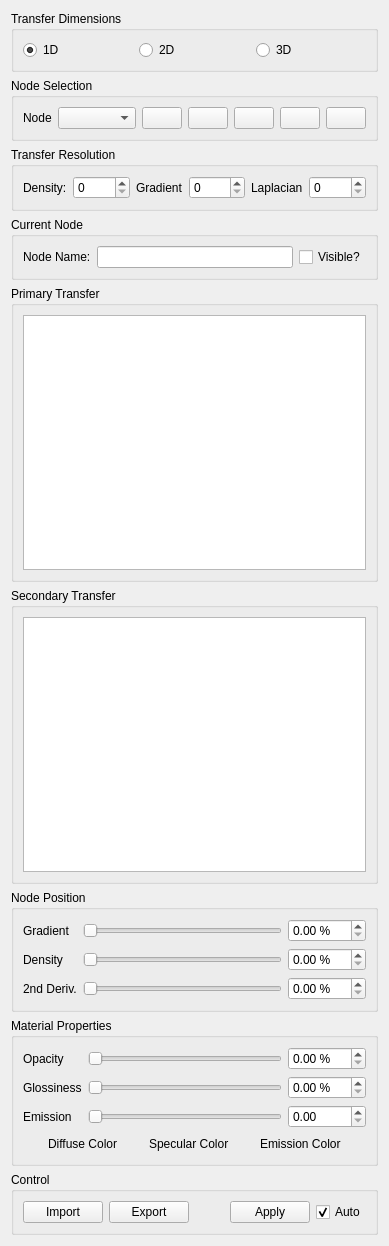
Above: Source/VoxRender/Interface/transferwidget.ui from nagyistoce/voxrender before the change. Below: the same form after it.
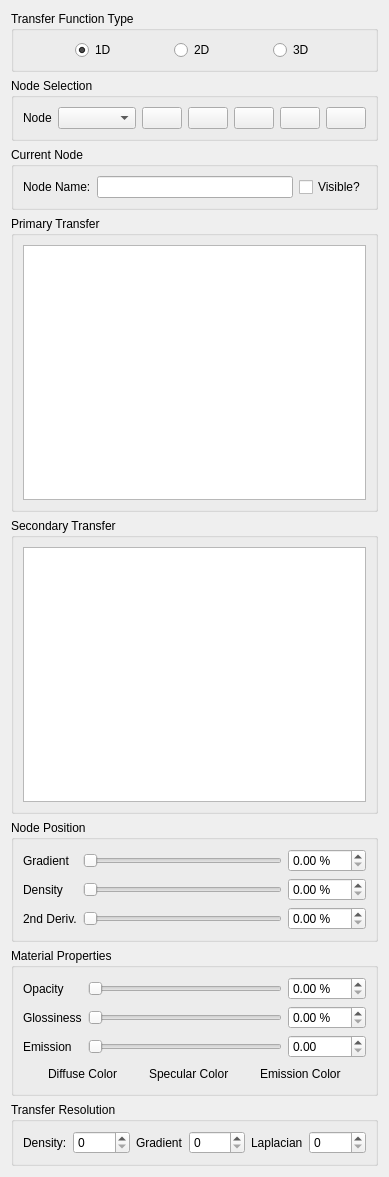
That is the form after the change. Icons and pictures are not drawn.

Commit message: - Removed old histogramitem class (no longer used) - Continued development on TransferWidget (partly as prep for implementing undo/redo + it isn't fully implemented) - Fixed RenderParams not defaulting to dirty on creation (inconsistent behavior) - Continued refactoring for new scene change event / locking mechanisms

The edit to the form file:
```diff
--- a/Source/VoxRender/Interface/transferwidget.ui
+++ b/Source/VoxRender/Interface/transferwidget.ui
@@ -7,7 +7,7 @@
     <x>0</x>
     <y>0</y>
     <width>389</width>
-    <height>1169</height>
+    <height>1110</height>
    </rect>
   </property>
   <property name="windowTitle">
@@ -17,9 +17,22 @@
    <item>
     <widget class="QGroupBox" name="groupBox_transferDim">
      <property name="title">
-      <string>Transfer Dimensions</string>
+      <string>Transfer Function Type</string>
      </property>
      <layout class="QHBoxLayout" name="horizontalLayout">
+      <item>
+       <spacer name="horizontalSpacer">
+        <property name="orientation">
+         <enum>Qt::Horizontal</enum>
+        </property>
+        <property name="sizeHint" stdset="0">
+         <size>
+          <width>40</width>
+          <height>20</height>
+         </size>
+        </property>
+       </spacer>
+      </item>
       <item>
        <widget class="QRadioButton" name="radioButton_1">
         <property name="text">
@@ -30,6 +43,19 @@
         </property>
        </widget>
       </item>
+      <item>
+       <spacer name="horizontalSpacer_6">
+        <property name="orientation">
+         <enum>Qt::Horizontal</enum>
+        </property>
+        <property name="sizeHint" stdset="0">
+         <size>
+          <width>40</width>
+          <height>20</height>
+         </size>
+        </property>
+       </spacer>
+      </item>
       <item>
        <widget class="QRadioButton" name="radioButton_2">
         <property name="text">
@@ -37,6 +63,19 @@
         </property>
        </widget>
       </item>
+      <item>
+       <spacer name="horizontalSpacer_7">
+        <property name="orientation">
+         <enum>Qt::Horizontal</enum>
+        </property>
+        <property name="sizeHint" stdset="0">
+         <size>
+          <width>40</width>
+          <height>20</height>
+         </size>
+        </property>
+       </spacer>
+      </item>
       <item>
        <widget class="QRadioButton" name="radioButton_3">
         <property name="text">
@@ -47,6 +86,19 @@
         </property>
        </widget>
       </item>
+      <item>
+       <spacer name="horizontalSpacer_5">
+        <property name="orientation">
+         <enum>Qt::Horizontal</enum>
+        </property>
+        <property name="sizeHint" stdset="0">
+         <size>
+          <width>40</width>
+          <height>20</height>
+         </size>
+        </property>
+       </spacer>
+      </item>
      </layout>
     </widget>
    </item>
@@ -160,84 +212,6 @@
      </layout>
     </widget>
    </item>
-   <item>
-    <widget class="QGroupBox" name="groupBox">
-     <property name="title">
-      <string>Transfer Resolution</string>
-     </property>
-     <layout class="QHBoxLayout" name="horizontalLayout_4">
-      <item>
-       <widget class="QLabel" name="label_2">
-        <property name="sizePolicy">
-         <sizepolicy hsizetype="Fixed" vsizetype="Preferred">
-          <horstretch>0</horstretch>
-          <verstretch>0</verstretch>
-         </sizepolicy>
-        </property>
-        <property name="text">
-         <string>Density:</string>
-        </property>
-        <property name="scaledContents">
-         <bool>false</bool>
-        </property>
-       </widget>
-      </item>
-      <item>
-       <widget class="QSpinBox" name="spinBox_resX">
-        <property name="maximum">
-         <number>4096</number>
-        </property>
-       </widget>
-      </item>
-      <item>
-       <widget class="QLabel" name="label_3">
-        <property name="sizePolicy">
-         <sizepolicy hsizetype="Fixed" vsizetype="Preferred">
-          <horstretch>0</horstretch>
-          <verstretch>0</verstretch>
-         </sizepolicy>
-        </property>
-        <property name="text">
-         <string>Gradient</string>
-        </property>
-       </widget>
-      </item>
-      <item>
-       <widget class="QSpinBox" name="spinBox_resY">
-        <property name="maximum">
-         <number>4096</number>
-        </property>
-       </widget>
-      </item>
-      <item>
-       <widget class="QLabel" name="label_4">
-        <property name="sizePolicy">
-         <sizepolicy hsizetype="Fixed" vsizetype="Preferred">
-          <horstretch>0</horstretch>
-          <verstretch>0</verstretch>
-         </sizepolicy>
-        </property>
-        <property name="text">
-         <string>Laplacian</string>
-        </property>
-       </widget>
-      </item>
-      <item>
-       <widget class="QSpinBox" name="spinBox_resZ">
-        <property name="maximum">
-         <number>4096</number>
-        </property>
-       </widget>
-      </item>
-     </layout>
-     <zorder>spinBox_resX</zorder>
-     <zorder>spinBox_resY</zorder>
-     <zorder>spinBox_resZ</zorder>
-     <zorder>label_2</zorder>
-     <zorder>label_3</zorder>
-     <zorder>label_4</zorder>
-    </widget>
-   </item>
    <item>
     <widget class="QGroupBox" name="groupBox_currNode">
      <property name="title">
@@ -587,52 +561,68 @@
     </widget>
    </item>
    <item>
-    <widget class="QGroupBox" name="groupBox_control">
+    <widget class="QGroupBox" name="groupBox">
      <property name="title">
-      <string>Control</string>
+      <string>Transfer Resolution</string>
      </property>
-     <layout class="QHBoxLayout" name="horizontalLayout_8">
+     <layout class="QHBoxLayout" name="horizontalLayout_4">
       <item>
-       <widget class="QPushButton" name="pushButton_import">
+       <widget class="QLabel" name="label_2">
+        <property name="sizePolicy">
+         <sizepolicy hsizetype="Fixed" vsizetype="Preferred">
+          <horstretch>0</horstretch>
+          <verstretch>0</verstretch>
+         </sizepolicy>
+        </property>
         <property name="text">
-         <string>Import</string>
+         <string>Density:</string>
         </property>
        </widget>
       </item>
       <item>
-       <widget class="QPushButton" name="pushButton_export">
-        <property name="text">
-         <string>Export</string>
+       <widget class="QSpinBox" name="spinBox_resX">
+        <property name="maximum">
+         <number>4096</number>
         </property>
        </widget>
       </item>
       <item>
-       <spacer name="horizontalSpacer_control">
-        <property name="orientation">
-         <enum>Qt::Horizontal</enum>
+       <widget class="QLabel" name="label_3">
+        <property name="sizePolicy">
+         <sizepolicy hsizetype="Fixed" vsizetype="Preferred">
+          <horstretch>0</horstretch>
+          <verstretch>0</verstretch>
+         </sizepolicy>
         </property>
-        <property name="sizeHint" stdset="0">
-         <size>
-          <width>40</width>
-          <height>20</height>
-         </size>
+        <property name="text">
+         <string>Gradient</string>
         </property>
-       </spacer>
+       </widget>
       </item>
       <item>
-       <widget class="QPushButton" name="pushButton_apply">
-        <property name="text">
-         <string>Apply</string>
+       <widget class="QSpinBox" name="spinBox_resY">
+        <property name="maximum">
+         <number>4096</number>
         </property>
        </widget>
       </item>
       <item>
-       <widget class="QCheckBox" name="checkBox_auto">
+       <widget class="QLabel" name="label_4">
+        <property name="sizePolicy">
+         <sizepolicy hsizetype="Fixed" vsizetype="Preferred">
+          <horstretch>0</horstretch>
+          <verstretch>0</verstretch>
+         </sizepolicy>
+        </property>
         <property name="text">
-         <string>Auto</string>
+         <string>Laplacian</string>
         </property>
-        <property name="checked">
-         <bool>true</bool>
+       </widget>
+      </item>
+      <item>
+       <widget class="QSpinBox" name="spinBox_resZ">
+        <property name="maximum">
+         <number>4096</number>
         </property>
        </widget>
       </item>
```
Left out of the diff: 9 changed lines with no effect on the pictures. The commit also changes 17 other files.
